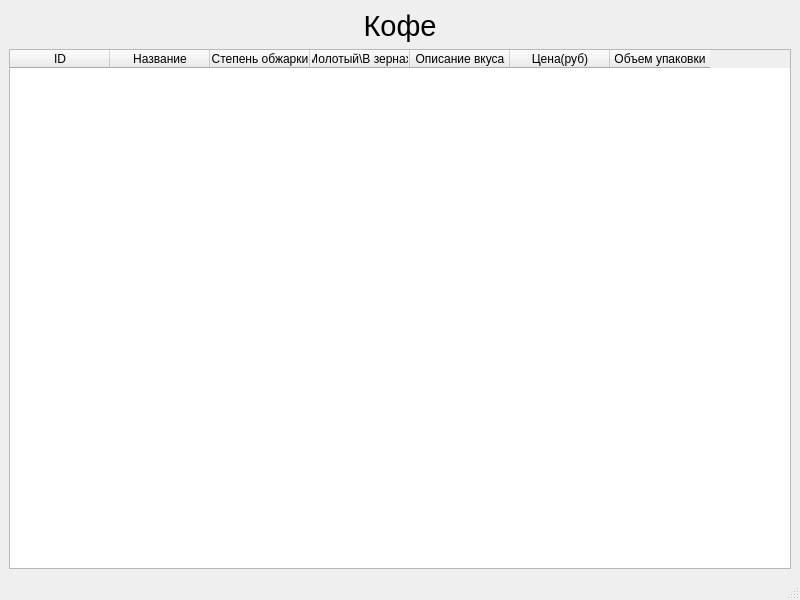
samsadlonka/coffee_project, file main.ui: the form before one commit.
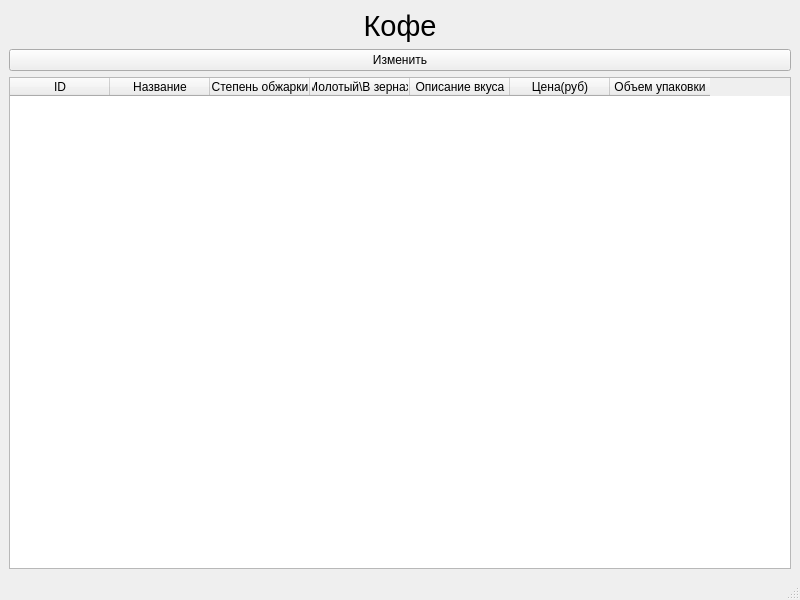
The form after the commit.

The edit to the form file:
```diff
--- a/main.ui
+++ b/main.ui
@@ -30,6 +30,13 @@
       </property>
      </widget>
     </item>
+    <item>
+     <widget class="QPushButton" name="pushButton">
+      <property name="text">
+       <string>Изменить</string>
+      </property>
+     </widget>
+    </item>
     <item>
      <widget class="QTableWidget" name="tableWidget">
       <column>
```
